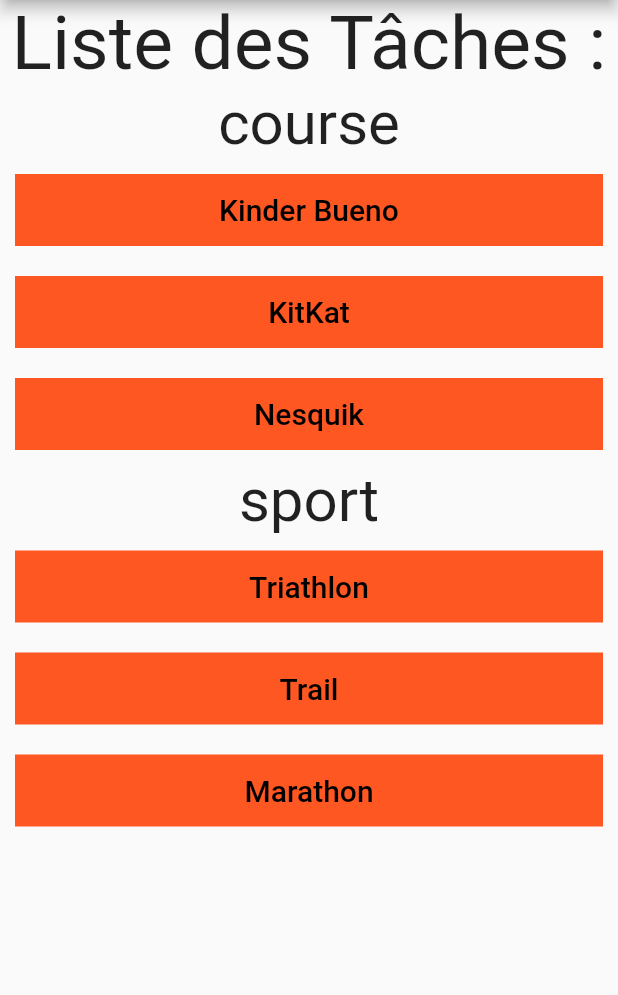
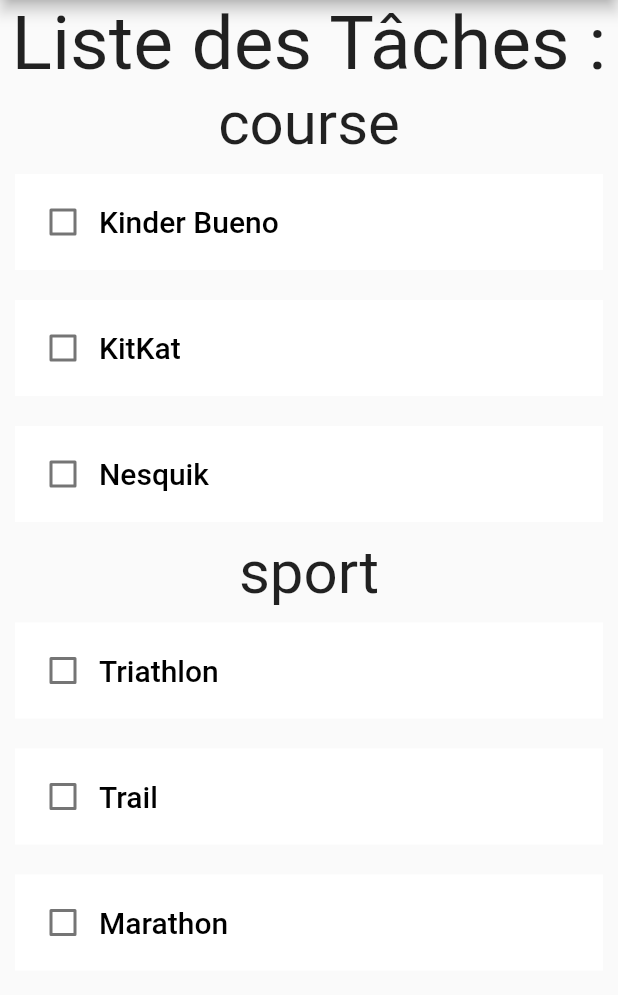
Before and after one commit to Kero3333/todolist, a Flutter app: the screen it shows after launch, on a phone screen of 412 x 824 dp, the part 84-1079 px from its top. Run offline on Flutter 3.47's test engine with Material 2 defaults, Android fonts, the phone set to English and light mode, and no system bars.

```diff
--- a/lib/main.dart
+++ b/lib/main.dart
@@ -1,8 +1,5 @@
 import 'package:flutter/material.dart';
-
-import 'classes/todolist/course.dart';
-import 'classes/todolist/sport.dart';
-import 'classes/todolist/tache.dart';
+import 'package:todolist/widgets/my_home_page.dart';
 
 void main() {
   runApp(const MyApp());
@@ -16,112 +13,6 @@ class MyApp extends StatelessWidget {
     return MaterialApp(
         title: "Todolist",
         theme: ThemeData(primaryColor: Colors.amber),
-        home: const HomePage(title: 'Todolist'));
+        home: const MyHomePage(title: 'Todolist'));
   }
 }
-
-class HomePage extends StatefulWidget {
-  const HomePage({Key? key, required this.title}) : super(key: key);
-  final String title;
-
-  @override
-  State<HomePage> createState() => _HomePage();
-}
-
-class _HomePage extends State<HomePage> {
-  // to sorted the list
-  Map getMapOfTaskSorted(List<Tache> listTask) {
-    Map listTaskPerCategory = {};
-    listTask.forEach((el) {
-      if (!listTaskPerCategory.containsKey(el.getTheme)) {
-        listTaskPerCategory[el.getTheme] = [];
-      }
-      listTaskPerCategory[el.getTheme].add(el);
-    });
-    return listTaskPerCategory;
-  }
-
-  bool boolTest = false;
-
-  test2() {
-    boolTest = boolTest ? false : true;
-    print(boolTest);
-  }
-
-  Column displayTasks(List<Tache> listTask, [int nbToDisplay = 3]) {
-    Column listTasks =
-        Column(mainAxisAlignment: MainAxisAlignment.spaceBetween, children: []);
-    Map listTaskPerCategory = getMapOfTaskSorted(listTask);
-
-    listTaskPerCategory.keys.forEach((element) {
-      List<Widget> listTasksChildren = [];
-      for (int i = 0; i < nbToDisplay; i++) {
-        if (listTaskPerCategory[element].length > i) {
-          listTasksChildren.add(Container(
-            margin: const EdgeInsets.all(10.0),
-            width: double.maxFinite,
-            color: Colors.deepOrange,
-            child: TextButton(
-              onPressed: () => test2(),
-              child: Text(
-                "${listTaskPerCategory[element][i]}",
-                style: const TextStyle(fontSize: 20, color: Colors.black
-                    // backgroundColor: Colors.cyan,
-                    ),
-              ),
-            ),
-          ));
-        }
-      }
-      listTasks.children.addAll([
-        Text(element, style: const TextStyle(fontSize: 40)),
-        Column(
-          mainAxisAlignment: MainAxisAlignment.spaceBetween,
-          children: listTasksChildren,
-        )
-      ]);
-    });
-    return listTasks;
-  }
-
-  Column _test() {
-    List<Tache> listeTache = [];
-    Course kinder = Course("Kinder Bueno", 2);
-    listeTache.add(kinder);
-    kinder.toChecked();
-    kinder.toUnchecked();
-    Sport triathlon = Sport("Triathlon", Duration(minutes: 40));
-    listeTache.add(triathlon);
-    listeTache.add(Course("KitKat", 5));
-    listeTache.add(Sport("Trail", Duration(hours: 2)));
-    listeTache.add(Course("Nesquik", 4));
-    listeTache.add(Course("Mars", 1));
-    listeTache.add(Course("Twix", 3));
-    listeTache.add(Sport("Marathon", Duration(hours: 6)));
-    listeTache.add(Course("Bounty", 5));
-
-    return Column(
-      children: [displayTasks(listeTache, 3)],
-    );
-  }
-
-  @override
-  Widget build(BuildContext context) {
-    return Scaffold(
-      appBar: AppBar(
-        title: const Text("Todolist"),
-      ),
-      body: Center(
-          child: (Column(
-        mainAxisAlignment: MainAxisAlignment.start,
-        children: [
-          const Text(
-            "Liste des Tâches :",
-            style: TextStyle(fontSize: 50),
-          ),
-          _test(),
-        ],
-      ))),
-    );
-  }
-}
--- /dev/null
+++ b/lib/widgets/my_home_page.dart
@@ -0,0 +1,123 @@
+import 'package:flutter/material.dart';
+import 'package:todolist/class/course.dart';
+import 'package:todolist/class/sport.dart';
+import 'package:todolist/class/tache.dart';
+
+class MyHomePage extends StatefulWidget {
+  const MyHomePage({Key? key, required this.title}) : super(key: key);
+  final String title;
+
+  @override
+  State<MyHomePage> createState() => _MyHomePage();
+}
+
+class _MyHomePage extends State<MyHomePage> {
+  // to sorted the list
+  Map<dynamic, List<Tache>> getMapOfTaskSorted(List<Tache> listTask) {
+    Map<dynamic, List<Tache>> listTaskPerCategory = {};
+    listTask.forEach((el) {
+      if (!listTaskPerCategory.containsKey(el.getTheme)) {
+        listTaskPerCategory[el.getTheme] = [];
+      }
+      listTaskPerCategory[el.getTheme]?.add(el);
+    });
+    return listTaskPerCategory;
+  }
+
+  bool boolTest = false;
+
+  test2() {
+    boolTest = boolTest ? false : true;
+    print(boolTest);
+  }
+
+  Column displayTasks(List<Tache> listTask, [int nbToDisplay = 3]) {
+    Column listTasks =
+        Column(mainAxisAlignment: MainAxisAlignment.spaceBetween, children: []);
+    Map<dynamic, List<Tache>> listTaskPerCategory =
+        getMapOfTaskSorted(listTask);
+
+    listTaskPerCategory.keys.forEach((element) {
+      List<Widget> listTasksChildren = [];
+      for (int i = 0; i < nbToDisplay; i++) {
+        if (listTaskPerCategory[element]!.length > i) {
+          bool isChecked = false;
+          listTasksChildren.add(Container(
+            margin: const EdgeInsets.all(10.0),
+            width: double.maxFinite,
+            color: const Color.fromARGB(255, 255, 255, 255),
+            child: TextButton(
+                onPressed: () => test2(),
+                child: Row(
+                  children: [
+                    Checkbox(
+                        value: isChecked,
+                        checkColor: const Color.fromARGB(255, 255, 1, 1),
+                        onChanged: (bool? value) {
+                          setState(() {
+                            isChecked = value!;
+                          });
+                        }),
+                    Text(
+                      "${listTaskPerCategory[element]![i].getName}",
+                      style: const TextStyle(fontSize: 20, color: Colors.black
+                          // backgroundColor: Colors.cyan,
+                          ),
+                    ),
+                  ],
+                )),
+          ));
+        }
+      }
+      listTasks.children.addAll([
+        Text(element, style: const TextStyle(fontSize: 40)),
+        Column(
+          mainAxisAlignment: MainAxisAlignment.spaceBetween,
+          children: listTasksChildren,
+        )
+      ]);
+    });
+    return listTasks;
+  }
+
+  Column _test() {
+    List<Tache> listeTache = [];
+    Course kinder = Course("Kinder Bueno", 2);
+    listeTache.add(kinder);
+    kinder.toChecked();
+    kinder.toUnchecked();
+    Sport triathlon = Sport("Triathlon", Duration(minutes: 40));
+    listeTache.add(triathlon);
+    listeTache.add(Course("KitKat", 5));
+    listeTache.add(Sport("Trail", Duration(hours: 2)));
+    listeTache.add(Course("Nesquik", 4));
+    listeTache.add(Course("Mars", 1));
+    listeTache.add(Course("Twix", 3));
+    listeTache.add(Sport("Marathon", Duration(hours: 6)));
+    listeTache.add(Course("Bounty", 5));
+
+    return Column(
+      children: [displayTasks(listeTache, 3)],
+    );
+  }
+
+  @override
+  Widget build(BuildContext context) {
+    return Scaffold(
+      appBar: AppBar(
+        title: const Text("Todolist"),
+      ),
+      body: Center(
+          child: (Column(
+        mainAxisAlignment: MainAxisAlignment.start,
+        children: [
+          const Text(
+            "Liste des Tâches :",
+            style: TextStyle(fontSize: 50),
+          ),
+          _test(),
+        ],
+      ))),
+    );
+  }
+}
```
Also changed, not shown: lib/class/course.dart (renamed from lib/classes/todolist/course.dart), lib/class/sport.dart (renamed from lib/classes/todolist/sport.dart), lib/class/tache.dart (renamed from lib/classes/todolist/tache.dart), lib/class/travail.dart (renamed from lib/classes/todolist/travail.dart).
